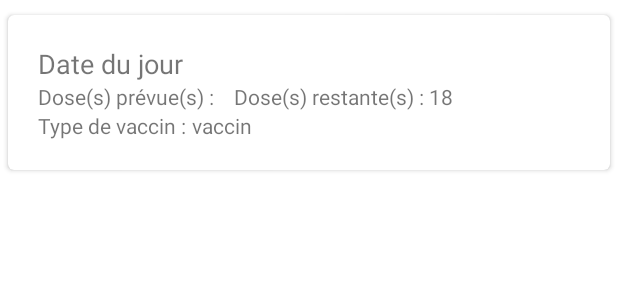
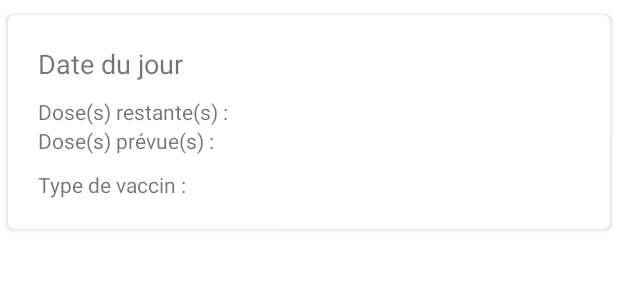
Before and after one commit to greggameplayer/CovidManager, an Android app: the layout card_slot.xml on its own in the app's theme, with its tools: preview values and no code run, on a phone screen of 412 x 824 dp. Shown: the top 300 px of the screen. Run offline under Robolectric (Android 15) with nearby library versions, the phone set to English and light mode, and no system bars.

Commit message:
front update slots

```diff
--- a/app/src/main/java/com/epsi/covidmanager/view/SlotAdaptater.java
+++ b/app/src/main/java/com/epsi/covidmanager/view/SlotAdaptater.java
@@ -44,16 +44,14 @@ public class SlotAdaptater extends RecyclerView.Adapter<SlotAdaptater.ViewHolder
     @Override
     public void onBindViewHolder(@NonNull ViewHolder holder, int position) {
         final Slot slot = slots.get(position);
-
-        Log.w("slot", slot.getStartTime().toString());
         holder.tv_slot_date.setText(slot.getDates());
-        holder.tv_nb_doses.setText(Integer.toString(slot.getNbInitialPlaces()));
-        holder.tv_doses_restantes.setText(Integer.toString(slot.getNbInitialPlaces() - slot.getNbReservedPlaces()));
+        holder.tv_nb_doses.setText(holder.tv_nb_doses.getText() + Integer.toString(slot.getNbInitialPlaces()));
+        holder.tv_doses_restantes.setText(holder.tv_doses_restantes.getText() + Integer.toString(slot.getNbInitialPlaces() - slot.getNbReservedPlaces()));
 
         for (Vial vial: vials) {
             try{
                 if (vial.getSlot().getId() == slot.getId()){
-                    holder.tv_vaccin.setText(vial.getVaccine().getName());
+                    holder.tv_vaccin.setText(holder.tv_vaccin.getText() + vial.getVaccine().getName());
                     break;
                 }
             }
--- a/app/src/main/res/layout/card_slot.xml
+++ b/app/src/main/res/layout/card_slot.xml
@@ -35,64 +35,32 @@
             <LinearLayout
                 android:layout_width="match_parent"
                 android:layout_height="match_parent"
+                android:layout_marginTop="10dp"
                 android:layout_weight="1"
                 android:orientation="vertical">
 
-                <LinearLayout
-                    android:layout_width="match_parent"
-                    android:layout_height="match_parent"
-                    android:layout_weight="1"
-                    android:orientation="horizontal">
+                <TextView
+                    android:id="@+id/tv_doses_restantes"
+                    android:layout_width="wrap_content"
+                    android:layout_height="wrap_content"
+                    android:layout_weight="0"
+                    android:text="Dose(s) restante(s) : " />
 
                 <TextView
-                        android:id="@+id/textView2"
+                    android:id="@+id/tv_card_vaccine_nb"
                     android:layout_width="wrap_content"
                     android:layout_height="wrap_content"
                     android:layout_weight="0"
                     android:text="Dose(s) prévue(s) : " />
 
                 <TextView
-                        android:id="@+id/tv_card_vaccine_nb"
-                        android:layout_width="wrap_content"
-                        android:layout_height="wrap_content"
-                        android:layout_weight="0" />
-
-                    <TextView
-                        android:id="@+id/textView"
-                        android:layout_width="wrap_content"
-                        android:layout_height="wrap_content"
-                        android:layout_marginLeft="10dp"
-                        android:layout_weight="0"
-                        android:text="Dose(s) restante(s) : " />
-
-                    <TextView
-                        android:id="@+id/tv_doses_restantes"
-                        android:layout_width="wrap_content"
-                        android:layout_height="wrap_content"
-                        android:layout_weight="0"
-                        android:text="18" />
-                </LinearLayout>
-
-                <LinearLayout
-                    android:layout_width="match_parent"
-                    android:layout_height="match_parent"
-                    android:layout_weight="1"
-                    android:orientation="horizontal">
-
-                    <TextView
-                        android:id="@+id/textView6"
+                    android:id="@+id/tv_vaccin"
                     android:layout_width="wrap_content"
                     android:layout_height="match_parent"
+                    android:layout_marginTop="10dp"
                     android:layout_weight="0"
                     android:text="Type de vaccin : " />
 
-                    <TextView
-                        android:id="@+id/tv_vaccin"
-                        android:layout_width="wrap_content"
-                        android:layout_height="wrap_content"
-                        android:layout_weight="0"
-                        android:text="vaccin" />
-                </LinearLayout>
             </LinearLayout>
 
         </LinearLayout>
--- a/app/src/main/res/layout/vaccine_card.xml
+++ b/app/src/main/res/layout/vaccine_card.xml
@@ -44,7 +44,7 @@
                     android:orientation="horizontal">
 
                     <TextView
-                        android:id="@+id/textView2"
+                        android:id="@+id/tv_card_vaccine_nb"
                         android:layout_width="wrap_content"
                         android:layout_height="wrap_content"
                         android:layout_weight="0"
@@ -65,7 +65,7 @@
                     android:orientation="horizontal">
 
                     <TextView
-                        android:id="@+id/textView6"
+                        android:id="@+id/tv_vaccin"
                         android:layout_width="wrap_content"
                         android:layout_height="match_parent"
                         android:layout_weight="0"
```
Lines whose indentation alone changed are shown as unchanged.
